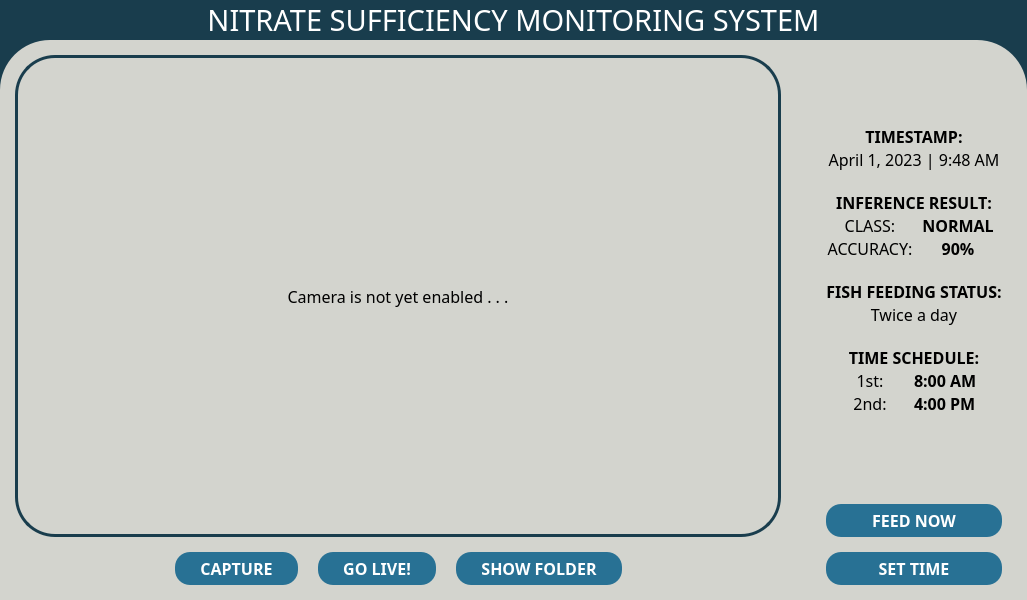
The window that nutrient-sufficiency-monitoring-app.ui (jeraldconstantino/nitrate-sufficiency-monitoring-system) describes before a commit, drawn with Qt 5.
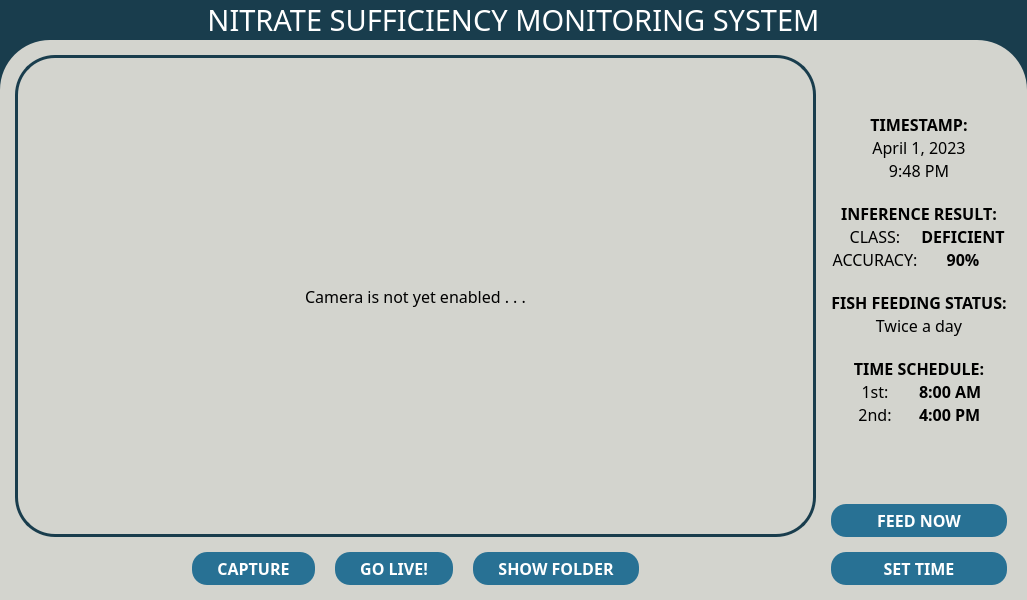
The same window after the commit.

Commit message: dialog UI for set time is added.

What changed in the file:
```diff
--- a/nutrient-sufficiency-monitoring-app.ui
+++ b/nutrient-sufficiency-monitoring-app.ui
@@ -283,9 +283,9 @@
       <property name="frameShadow">
        <enum>QFrame::Raised</enum>
       </property>
-      <layout class="QHBoxLayout" name="horizontalLayout" stretch="1,0,0">
+      <layout class="QHBoxLayout" name="horizontalLayout" stretch="1,0">
        <property name="spacing">
-        <number>5</number>
+        <number>15</number>
        </property>
        <property name="leftMargin">
         <number>15</number>
@@ -294,7 +294,7 @@
         <number>15</number>
        </property>
        <property name="rightMargin">
-        <number>25</number>
+        <number>20</number>
        </property>
        <property name="bottomMargin">
         <number>15</number>
@@ -679,19 +679,6 @@
          </item>
         </layout>
        </item>
-       <item>
-        <spacer name="horizontalSpacer">
-         <property name="orientation">
-          <enum>Qt::Horizontal</enum>
-         </property>
-         <property name="sizeHint" stdset="0">
-          <size>
-           <width>40</width>
-           <height>20</height>
-          </size>
-         </property>
-        </spacer>
-       </item>
        <item>
         <layout class="QVBoxLayout" name="fishFeederLayout">
          <property name="spacing">
@@ -742,7 +729,23 @@
               </font>
              </property>
              <property name="text">
-              <string>April 1, 2023 | 9:48 AM</string>
+              <string>April 1, 2023</string>
+             </property>
+             <property name="alignment">
+              <set>Qt::AlignCenter</set>
+             </property>
+            </widget>
+           </item>
+           <item>
+            <widget class="QLabel" name="timeLabel">
+             <property name="font">
+              <font>
+               <family>Poppins</family>
+               <pointsize>12</pointsize>
+              </font>
+             </property>
+             <property name="text">
+              <string>9:48 PM</string>
              </property>
              <property name="alignment">
               <set>Qt::AlignCenter</set>
@@ -803,7 +806,7 @@
                 </font>
                </property>
                <property name="text">
-                <string>NORMAL</string>
+                <string>DEFICIENT</string>
                </property>
                <property name="alignment">
                 <set>Qt::AlignCenter</set>
```
Left out of the diff: 2 changed lines with no effect on the pictures. The commit also changes 2 other files.
